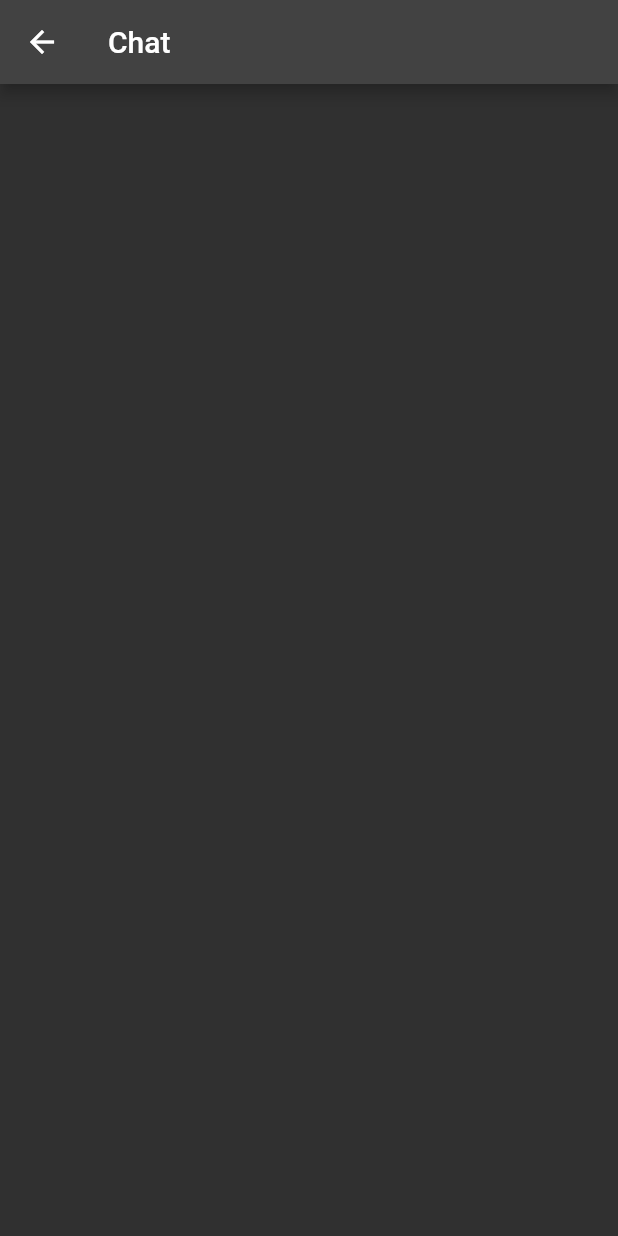
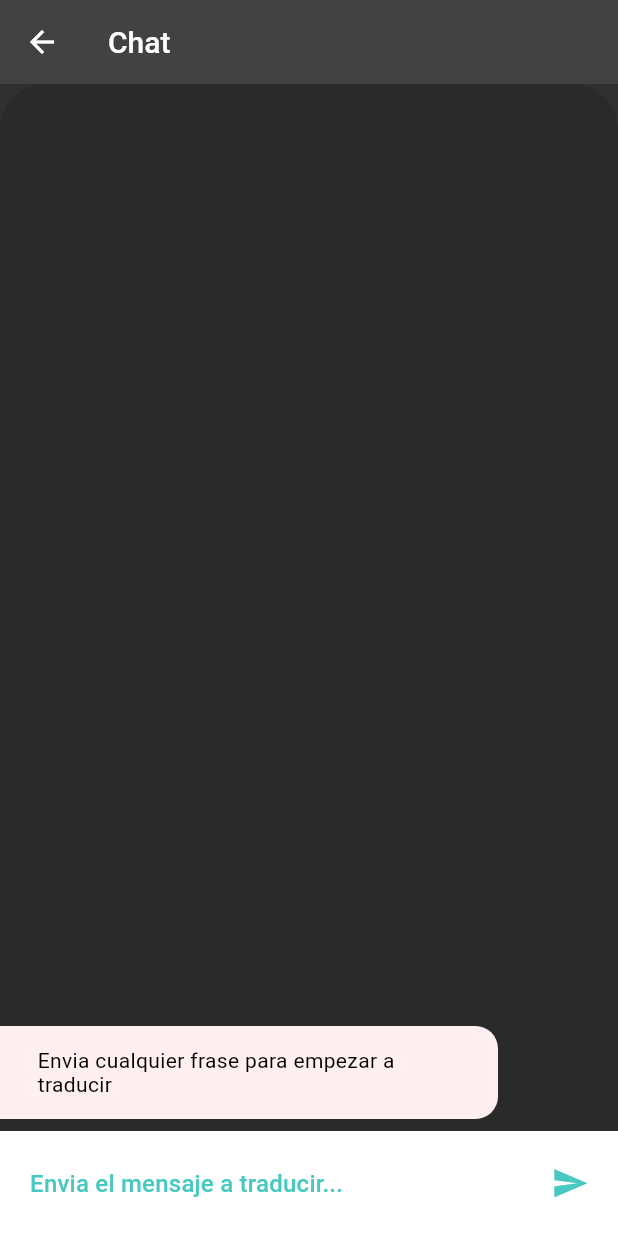
Before and after one commit to Motano/app-pi-gpi, a Flutter app: the ChatScreen screen opened directly, on a phone screen of 412 x 824 dp. Run offline on Flutter 3.47's test engine with Material 2 defaults, Android fonts, the phone set to English and light mode, and no system bars; our stand-ins replace avatar_glow, bubble, hive, hive_flutter, speech_to_text; accounts and stored records are empty.

Commit message:
chatScreen completo con conexión a aplicación rest y burbujas chat

```diff
--- /dev/null
+++ b/aplicacionpi/lib/models/messages.dart
@@ -0,0 +1,13 @@
+abstract class Listamensajes {}
+
+class Message implements Listamensajes {
+  final String body;
+  final bool isMe;
+  Message(this.body, this.isMe);
+}
+
+class Respuesta implements Listamensajes {
+  final String respuesta;
+
+  Respuesta(this.respuesta);
+}
--- a/aplicacionpi/lib/screens/chat_screen.dart
+++ b/aplicacionpi/lib/screens/chat_screen.dart
@@ -1,4 +1,8 @@
+import 'dart:convert';
+
+import 'package:aplicacionpi/models/messages.dart';
 import 'package:flutter/material.dart';
+import 'package:http/http.dart' as http;
 
 class ChatScreen extends StatefulWidget {
   @override
@@ -6,11 +10,137 @@ class ChatScreen extends StatefulWidget {
 }
 
 class _ChatScreenState extends State<ChatScreen> {
+  final myController = TextEditingController();
+  String traducir = "";
+  List<Message> _mensajes = [
+    Message("Envia cualquier frase para empezar a traducir", false),
+  ];
+  @override
+  void dispose() {
+    // Limpia el controlador cuando el Widget se descarte
+    myController.dispose();
+    super.dispose();
+  }
+
+  Future<String> postRequest(String traducir) async {
+    var url = Uri.parse('http://35.194.43.252:5000/api/traductor');
+    Map data = {"spanish": traducir};
+    var body = jsonEncode(data);
+    var response = await http.post(url,
+        headers: {
+          "Content-Type": "application/json",
+          "Accept": "*/*",
+          "Accept-Encoding": "gzip, deflate,br"
+        },
+        body: body);
+
+    return response.body;
+  }
+
+  _buildMessage(Message message, bool isMe) {
+    return Container(
+      margin: isMe
+          ? EdgeInsets.only(top: 8.0, bottom: 8.0, left: 80.0)
+          : EdgeInsets.only(top: 8.0, bottom: 8.0, right: 80.0),
+      padding: EdgeInsets.symmetric(horizontal: 25.0, vertical: 15.0),
+      decoration: BoxDecoration(
+          color: isMe ? Theme.of(context).accentColor : Color(0xFFFFEFEE),
+          borderRadius: isMe
+              ? BorderRadius.only(
+                  topLeft: Radius.circular(15.0),
+                  bottomLeft: Radius.circular(15.0),
+                )
+              : BorderRadius.only(
+                  topRight: Radius.circular(15.0),
+                  bottomRight: Radius.circular(15.0),
+                )),
+      child: Text(
+        message.body,
+        style: TextStyle(color: Colors.black),
+      ),
+    );
+  }
+
+  _buildMessageComposer() {
+    return Container(
+        padding: EdgeInsets.symmetric(horizontal: 8.0),
+        height: 70.0,
+        color: Colors.white,
+        child: Row(children: <Widget>[
+          Expanded(
+            child: TextField(
+              style: TextStyle(color: Colors.black),
+              controller: myController,
+              textCapitalization: TextCapitalization.sentences,
+              decoration: InputDecoration(
+                border: OutlineInputBorder(),
+                hintText: 'Envia el mensaje a traducir...',
+                hintStyle: TextStyle(color: Theme.of(context).primaryColor),
+              ),
+            ),
+          ),
+          IconButton(
+            icon: Icon(Icons.send),
+            iconSize: 25.0,
+            color: Theme.of(context).primaryColor,
+            onPressed: () async {
+              traducir = myController.text;
+
+              String translate = await postRequest(traducir);
+              List<String> traducido = translate.split(":");
+              traducido[1] =
+                  traducido[1].replaceAll("}", "").replaceAll('"', "");
+              String traducidox =
+                  traducido[1][0].toUpperCase() + traducido[1].substring(1);
+              setState(() {
+                _mensajes.insert(0, Message(traducir, true));
+                _mensajes.insert(0, Message(traducidox, false));
+              });
+            },
+          )
+        ]));
+  }
+
   @override
   Widget build(BuildContext context) {
     return Scaffold(
       appBar: AppBar(
         title: const Text('Chat'),
+        elevation: 0.0,
+      ),
+      body: GestureDetector(
+        onTap: () => FocusScope.of(context).unfocus(),
+        child: Column(
+          children: <Widget>[
+            Expanded(
+              child: Container(
+                decoration: BoxDecoration(
+                    color: Colors.black12,
+                    borderRadius: BorderRadius.only(
+                      topLeft: Radius.circular(30.0),
+                      topRight: Radius.circular(30.0),
+                    )),
+                child: ClipRRect(
+                  borderRadius: BorderRadius.only(
+                    topLeft: Radius.circular(30.0),
+                    topRight: Radius.circular(30.0),
+                  ),
+                  child: ListView.builder(
+                    reverse: true,
+                    padding: EdgeInsets.only(top: 15.0),
+                    itemCount: _mensajes.length,
+                    itemBuilder: (BuildContext context, int index) {
+                      final Message message = _mensajes[index];
+                      bool isMe = message.isMe;
+                      return _buildMessage(message, isMe);
+                    },
+                  ),
+                ),
+              ),
+            ),
+            _buildMessageComposer(),
+          ],
+        ),
       ),
     );
   }
--- a/aplicacionpi/pubspec.yaml
+++ b/aplicacionpi/pubspec.yaml
@@ -40,6 +40,8 @@ dependencies:
   hive: ^2.0.4
   hive_flutter: ^1.1.0
   bubble: ^1.2.1
+  dash_chat: ^1.1.16
+  http: ^0.13.4
 
 dev_dependencies:
   flutter_test:
```
Also changed, not shown: aplicacionpi/pubspec.lock.
